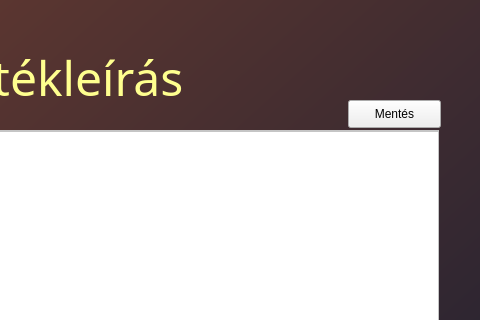
First picture: the form in qtserver/jatekleiras.ui, repository p-anna9603/fancy_nev, before the edit; both pictures show x 322 to 802 and y 0 to 320 of the 802 by 726 pixel window.
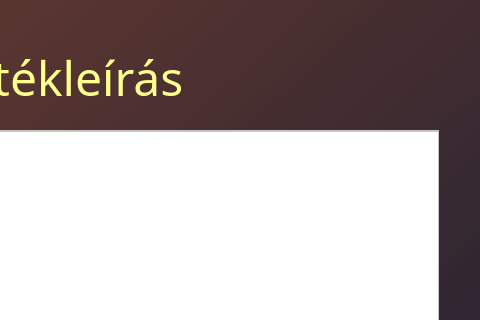
Second picture: the form after the edit. Icons and pictures are not drawn.

```diff
--- a/qtserver/jatekleiras.ui
+++ b/qtserver/jatekleiras.ui
@@ -97,19 +97,6 @@
      </widget>
     </widget>
    </widget>
-   <widget class="QPushButton" name="buttonMentes">
-    <property name="geometry">
-     <rect>
-      <x>670</x>
-      <y>100</y>
-      <width>93</width>
-      <height>28</height>
-     </rect>
-    </property>
-    <property name="text">
-     <string>Mentés</string>
-    </property>
-   </widget>
   </widget>
  </widget>
  <resources>
```
